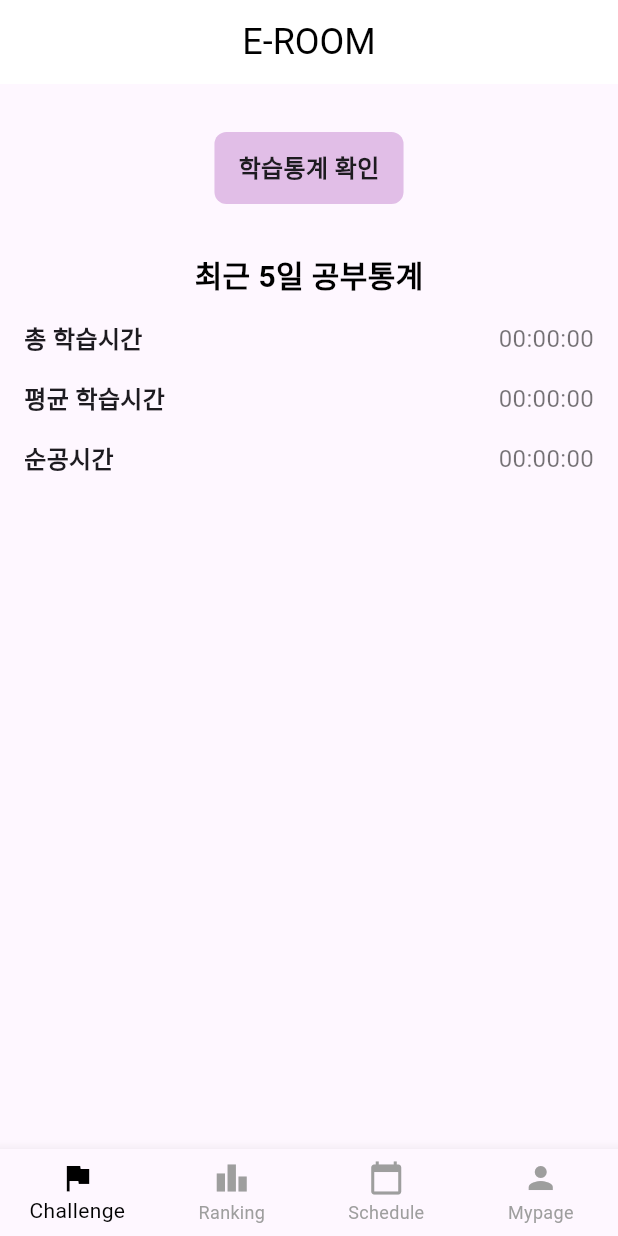
After one commit to Lighthouse-IoT/Lighthouse-Flutter, a Flutter app: the LearningStatsScreen screen opened directly, on a phone screen of 412 x 824 dp. The commit adds this screen. Run offline on Flutter 3.47's test engine with Material 3 defaults, Android fonts, the phone set to English and light mode, and no system bars; our stand-ins replace dio; network calls fail.

Commit message:
UI설계

```diff
--- a/lib/auth/loginpage.dart
+++ b/lib/auth/loginpage.dart
@@ -5,6 +5,8 @@ import 'package:dio/dio.dart';
 
 class Loginpage extends StatelessWidget {
   const Loginpage({super.key});
+
+
 
   @override
   Widget build(BuildContext context) {
--- a/lib/main.dart
+++ b/lib/main.dart
@@ -8,7 +8,9 @@ import 'package:flutter21/challenge/allch.dart';
 import 'package:flutter21/challenge/completedch.dart';
 import 'package:flutter21/challenge/challenge_tab.dart';
 import 'package:flutter21/challenge/ongoingch.dart';
-import 'package:flutter21/exam.dart';
+import 'package:flutter21/model/exam.dart';
+import 'package:flutter21/mypage/schedule.dart';
+import 'package:flutter21/mypage/study_stats.dart';
 import 'package:flutter21/study_goal/certification.dart';
 import 'package:flutter21/study_goal/goal.dart';
 import 'package:flutter21/study_goal/level.dart';
@@ -48,7 +50,7 @@ class MyApp extends StatelessWidget {
         colorScheme: ColorScheme.fromSeed(seedColor: Colors.deepPurple),
         useMaterial3: true,
       ),
-      home: Allch()
+      home: Loginpage()
     );
   }
 }
--- a/lib/model/exammodel.dart
+++ b/lib/model/exammodel.dart
@@ -11,6 +11,7 @@ class ExamItem {
   final String ex4; // ex4 추가
   final String correctEx;
   final int exLevel;
+  final String? userAnswer;
 
   ExamItem({
     required this.exIdx,
@@ -25,6 +26,7 @@ class ExamItem {
     required this.ex4, // ex4 필드 초기화
     required this.correctEx,
     required this.exLevel,
+    this.userAnswer
   });
 
   // JSON -> 객체 변환
@@ -42,6 +44,7 @@ class ExamItem {
       ex4: json['ex4'], // ex4 매핑
       correctEx: json['correct_ex'],
       exLevel: json['ex_level'],
+      userAnswer: json['user_answer'],
     );
   }
 
@@ -60,6 +63,7 @@ class ExamItem {
       'ex4': ex4, // ex4 추가
       'correct_ex': correctEx,
       'ex_level': exLevel,
+      'user_answer': userAnswer,
     };
   }
 }
--- /dev/null
+++ b/lib/mypage/study_stats.dart
@@ -0,0 +1,168 @@
+import 'package:flutter/material.dart';
+import 'package:http/http.dart' as http;
+import 'dart:convert';
+
+void main() => runApp(const StudyStats());
+
+class StudyStats extends StatelessWidget {
+  const StudyStats({Key? key}) : super(key: key);
+
+  @override
+  Widget build(BuildContext context) {
+    return MaterialApp(
+      debugShowCheckedModeBanner: false,
+      home: const LearningStatsScreen(userId: 'user123'),
+    );
+  }
+}
+
+class LearningStatsScreen extends StatefulWidget {
+  final String userId;
+
+  const LearningStatsScreen({Key? key, required this.userId}) : super(key: key);
+
+  @override
+  State<LearningStatsScreen> createState() => _LearningStatsScreenState();
+}
+
+class _LearningStatsScreenState extends State<LearningStatsScreen> {
+  String totalStudyTime = '00:00:00';
+  String averageStudyTime = '00:00:00';
+  String focusTime = '00:00:00';
+
+  String convertMinutesToTimeFormat(int minutes) {
+    final int hours = minutes ~/ 60;
+    final int remainingMinutes = minutes % 60;
+    return '${hours.toString().padLeft(2, '0')}:${remainingMinutes.toString().padLeft(2, '0')}:00';
+  }
+
+  Future<void> fetchStudyInfo() async {
+    final String url = 'http://192.168.219.77:3080/profile/study-info?userId=${widget.userId}';
+
+    try {
+      final response = await http.get(Uri.parse(url));
+
+      if (response.statusCode == 200) {
+        final data = jsonDecode(response.body);
+
+        print('Received data: $data');
+
+        setState(() {
+          totalStudyTime = convertMinutesToTimeFormat(data['totalStudyTime'] ?? 0);
+          averageStudyTime = convertMinutesToTimeFormat(data['averageStudyTime'] ?? 0);
+          focusTime = convertMinutesToTimeFormat(data['focusTime'] ?? 0);
+        });
+      } else {
+        print('Error: ${response.statusCode}');
+      }
+    } catch (e) {
+      print('Error fetching study info: $e');
+    }
+  }
+
+  @override
+  void initState() {
+    super.initState();
+    fetchStudyInfo();
+  }
+
+  @override
+  Widget build(BuildContext context) {
+    return Scaffold(
+      appBar: AppBar(
+        title: const Text(
+          'E-ROOM',
+          style: TextStyle(color: Colors.black, fontSize: 24),
+        ),
+        centerTitle: true,
+        backgroundColor: Colors.white,
+        elevation: 0,
+      ),
+      body: Padding(
+        padding: const EdgeInsets.all(16.0),
+        child: Column(
+          children: [
+            const SizedBox(height: 16),
+            Container(
+              padding: const EdgeInsets.symmetric(horizontal: 16, vertical: 12),
+              decoration: BoxDecoration(
+                color: Colors.purple[100],
+                borderRadius: BorderRadius.circular(8),
+              ),
+              child: const Text(
+                '학습통계 확인',
+                style: TextStyle(fontSize: 16, fontWeight: FontWeight.bold),
+              ),
+            ),
+            const SizedBox(height: 32),
+            const Text(
+              '최근 5일 공부통계',
+              style: TextStyle(
+                fontSize: 20,
+                fontWeight: FontWeight.bold,
+                color: Colors.black,
+              ),
+            ),
+            const SizedBox(height: 16),
+            Expanded(
+              child: ListView(
+                children: [
+                  _buildStatsRow('총 학습시간', totalStudyTime),
+                  const SizedBox(height: 16),
+                  _buildStatsRow('평균 학습시간', averageStudyTime),
+                  const SizedBox(height: 16),
+                  _buildStatsRow('순공시간', focusTime),
+                ],
+              ),
+            ),
+          ],
+        ),
+      ),
+      bottomNavigationBar: BottomNavigationBar(
+        type: BottomNavigationBarType.fixed,
+        selectedItemColor: Colors.black,
+        unselectedItemColor: Colors.grey,
+        items: const [
+          BottomNavigationBarItem(
+            icon: Icon(Icons.flag),
+            label: 'Challenge',
+          ),
+          BottomNavigationBarItem(
+            icon: Icon(Icons.leaderboard),
+            label: 'Ranking',
+          ),
+          BottomNavigationBarItem(
+            icon: Icon(Icons.calendar_today),
+            label: 'Schedule',
+          ),
+          BottomNavigationBarItem(
+            icon: Icon(Icons.person),
+            label: 'Mypage',
+          ),
+        ],
+      ),
+    );
+  }
+
+  Widget _buildStatsRow(String title, String value) {
+    return Row(
+      mainAxisAlignment: MainAxisAlignment.spaceBetween,
+      children: [
+        Text(
+          title,
+          style: const TextStyle(
+            fontSize: 16,
+            fontWeight: FontWeight.bold,
+          ),
+        ),
+        Text(
+          value,
+          style: const TextStyle(
+            fontSize: 16,
+            color: Colors.black54,
+          ),
+        ),
+      ],
+    );
+  }
+}
--- a/lib/study_goal/start.dart
+++ b/lib/study_goal/start.dart
@@ -39,7 +39,7 @@ class StartScreen extends StatelessWidget {
                 );
               },
               style: ElevatedButton.styleFrom(
-                backgroundColor: Colors.purple[100],
+                backgroundColor: Colors.lightBlueAccent,
                 padding: const EdgeInsets.symmetric(
                   horizontal: 40,
                   vertical: 20,
```
Also changed, not shown: lib/auth/home.dart (+4 -12 lines), lib/auth/joinpage.dart (+20 -3 lines), lib/model/exam.dart (renamed from lib/exam.dart, +65 -141 lines), lib/mypage/schedule.dart (added, +138 -0 lines).
